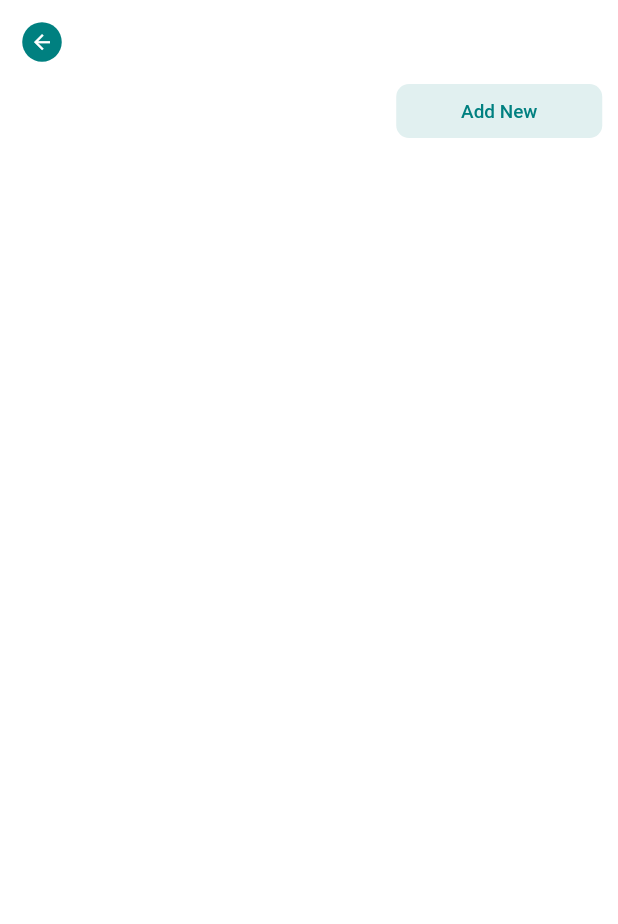
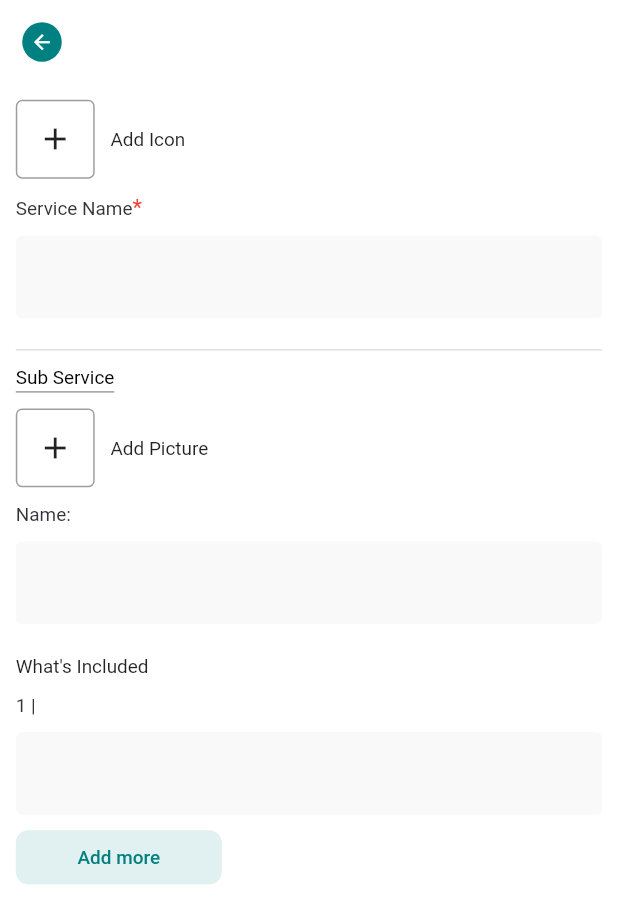
Before and after one commit to Pritom-Shajed/fixify-admin-portal, a Flutter app: the AllServicesPage screen opened by its route, after a tap on "Add New", on a phone screen of 412 x 824 dp. Shown: the top 924 px of the screen. Run offline on Flutter 3.47's test engine with Material 2 defaults, Android fonts, the phone set to English and light mode, and no system bars; our stand-ins replace animated_text_kit, cached_network_image, cloud_firestore, firebase_core, flutter_custom_clippers, flutter_easyloading and 5 more; accounts and stored records are empty.

Commit message:
add services work in progress

```diff
--- /dev/null
+++ b/lib/data/controller/services_controller.dart
@@ -0,0 +1,18 @@
+import 'package:flutter/cupertino.dart';
+import 'package:get/get.dart';
+
+class ServicesController extends GetxController {
+
+
+  final includedTextController = [].obs;
+
+  Future<void> addNewIncludedTextController () async{
+    includedTextController.add(TextEditingController());
+    update();
+  }
+
+  Future<void>  clearIncludedTextController ()async{
+    includedTextController.clear();
+  }
+
+}
--- a/lib/helper/dependencies.dart
+++ b/lib/helper/dependencies.dart
@@ -1,5 +1,6 @@
 import 'package:fixify_admin/data/controller/auth_controller.dart';
 import 'package:fixify_admin/data/controller/home_controller.dart';
+import 'package:fixify_admin/data/controller/services_controller.dart';
 import 'package:get/get.dart';
 import 'package:shared_preferences/shared_preferences.dart';
 
@@ -11,4 +12,5 @@ Future<void> init() async{
 
   Get.lazyPut(() => AuthController(preferences: Get.find(),), fenix: true);
   Get.lazyPut(() => HomeController(preferences: Get.find()), fenix: true);
+  Get.lazyPut(() => ServicesController(), fenix: true);
 }
--- /dev/null
+++ b/lib/pages/home/services/add_service_page.dart
@@ -0,0 +1,115 @@
+import 'package:fixify_admin/data/controller/services_controller.dart';
+import 'package:fixify_admin/utils/app_colors.dart';
+import 'package:fixify_admin/utils/dimensions.dart';
+import 'package:fixify_admin/widgets/buttons/custom_button2.dart';
+import 'package:fixify_admin/widgets/buttons/custom_icon_button.dart';
+import 'package:fixify_admin/widgets/text_fields/custom_text_field.dart';
+import 'package:fixify_admin/widgets/texts/small_text.dart';
+import 'package:fixify_admin/widgets/texts/text_with_underline.dart';
+import 'package:flutter/material.dart';
+import 'package:get/get.dart';
+
+class AddServicePage extends StatefulWidget {
+  const AddServicePage({Key? key}) : super(key: key);
+
+  @override
+  State<AddServicePage> createState() => _AddServicePageState();
+}
+
+class _AddServicePageState extends State<AddServicePage> {
+  int includeCount = 1;
+
+  @override
+  Widget build(BuildContext context) {
+    return Scaffold(
+        backgroundColor: AppColors.whiteColor,
+        appBar: AppBar(
+          leading:
+              CustomIconButton(icon: Icons.arrow_back, onTap: () => Get.back()),
+          backgroundColor: AppColors.whiteColor,
+        ),
+        body: GetBuilder<ServicesController>(builder: (controller) {
+          return SingleChildScrollView(
+            physics: const BouncingScrollPhysics(),
+            child: Padding(
+              padding: EdgeInsets.all(Dimensions.padding10),
+              child: Column(
+                crossAxisAlignment: CrossAxisAlignment.start,
+                children: [
+                  Row(
+                    children: [
+                      Container(
+                        width: Dimensions.height10 * 5,
+                        height: Dimensions.height10 * 5,
+                        decoration: BoxDecoration(
+                          border:
+                              Border.all(color: AppColors.greyColor, width: 1),
+                          borderRadius:
+                              BorderRadius.circular(Dimensions.radius4),
+                        ),
+                        child: const Icon(Icons.add),
+                      ),
+                      SizedBox(
+                        width: Dimensions.width10,
+                      ),
+                      const SmallText(text: 'Add Icon'),
+                    ],
+                  ),
+                  const CustomTextField(titleText: 'Service Name'),
+                  Divider(
+                    thickness: 1,
+                    height: Dimensions.height20,
+                  ),
+                  const TextWithUnderline(text: 'Sub Service'),
+                  SizedBox(
+                    height: Dimensions.height10,
+                  ),
+                  Row(
+                    children: [
+                      Container(
+                        width: Dimensions.height10 * 5,
+                        height: Dimensions.height10 * 5,
+                        decoration: BoxDecoration(
+                          border:
+                              Border.all(color: AppColors.greyColor, width: 1),
+                          borderRadius:
+                              BorderRadius.circular(Dimensions.radius4),
+                        ),
+                        child: const Icon(Icons.add),
+                      ),
+                      SizedBox(
+                        width: Dimensions.width10,
+                      ),
+                      const SmallText(text: 'Add Picture'),
+                    ],
+                  ),
+
+                  const CustomTextField(required: false,titleText: 'Name: '),
+                  SizedBox(
+                    height: Dimensions.height10,
+                  ),
+                  const SmallText(text: 'What\'s Included'),
+                  ListView.builder(
+                      shrinkWrap: true,
+                      physics: const NeverScrollableScrollPhysics(),
+                      itemCount: controller.includedTextController.length,
+                      itemBuilder: (context, index) {
+                        return CustomTextField(
+                          required: false,
+                          titleText: '${index + 1} |',
+                          controller: controller.includedTextController[index],
+                        );
+                      }),
+                  SizedBox(
+                      width: Dimensions.screenWidth / 3,
+                      child: CustomButton2(
+                          text: 'Add more',
+                          onTap: () =>
+                              controller.addNewIncludedTextController()))
+                ],
+              ),
+            ),
+          );
+        }));
+  }
+}
--- a/lib/pages/home/all_services_page.dart
+++ b/lib/pages/home/services/all_services_page.dart
@@ -1,4 +1,6 @@
 import 'package:fixify_admin/data/controller/home_controller.dart';
+import 'package:fixify_admin/data/controller/services_controller.dart';
+import 'package:fixify_admin/routes/route_helper.dart';
 import 'package:fixify_admin/utils/app_colors.dart';
 import 'package:fixify_admin/utils/dimensions.dart';
 import 'package:fixify_admin/widgets/buttons/custom_button2.dart';
@@ -21,23 +23,40 @@ class AllServicesPage extends StatelessWidget {
         backgroundColor: AppColors.whiteColor,
       ),
       body: Padding(
-        padding: EdgeInsets.symmetric(horizontal: Dimensions.width10*1),
+        padding: EdgeInsets.symmetric(horizontal: Dimensions.width10 * 1),
         child: Column(
           children: [
             Align(
                 alignment: Alignment.topRight,
                 child: SizedBox(
-                    width: Dimensions.screenWidth/3,
-                    child: CustomButton2(text: 'Add New', onTap: () {}))),
-            SizedBox(height: Dimensions.height10,),
+                    width: Dimensions.screenWidth / 3,
+                    child: CustomButton2(
+                        text: 'Add New',
+                        onTap: () {
+                          Get.find<ServicesController>()
+                              .clearIncludedTextController()
+                              .whenComplete(() => Get.find<ServicesController>()
+                                  .addNewIncludedTextController()
+                                  .whenComplete(() => Get.toNamed(
+                                      RouteHelper.getAddServicePage())));
+                        }))),
+            SizedBox(
+              height: Dimensions.height10,
+            ),
             ListView.separated(
                 physics: const BouncingScrollPhysics(),
-                separatorBuilder: (context, index) => SizedBox(height: Dimensions.height10,),
+                separatorBuilder: (context, index) => SizedBox(
+                      height: Dimensions.height10,
+                    ),
                 itemCount: allServices.length,
                 shrinkWrap: true,
                 itemBuilder: (context, index) {
                   var data = allServices[index];
-                  return ServicesCard(onTap: (){},iconUrl: data.icon!, name: data.name!);
+                  return ServicesCard(
+                      onTap: () => Get.toNamed(
+                          RouteHelper.getSubServicePage(uid: data.uid!)),
+                      iconUrl: data.icon!,
+                      name: data.name!);
                 })
           ],
         ),
--- a/lib/routes/route_helper.dart
+++ b/lib/routes/route_helper.dart
@@ -1,41 +1,102 @@
 import 'package:fixify_admin/pages/auth/authentication_page.dart';
-import 'package:fixify_admin/pages/home/all_customer_page.dart';
-import 'package:fixify_admin/pages/home/all_services_page.dart';
-import 'package:fixify_admin/pages/home/all_technician_page.dart';
+import 'package:fixify_admin/pages/home/customers/all_customer_page.dart';
+import 'package:fixify_admin/pages/home/services/add_service_page.dart';
+import 'package:fixify_admin/pages/home/services/all_services_page.dart';
+import 'package:fixify_admin/pages/home/services/service_details_page.dart';
+import 'package:fixify_admin/pages/home/services/sub_service_page.dart';
+import 'package:fixify_admin/pages/home/technicians/all_technician_page.dart';
 import 'package:fixify_admin/pages/home/home_page.dart';
 import 'package:fixify_admin/pages/splashscreen/splashscreen_page.dart';
 import 'package:get/get.dart';
 
 class RouteHelper {
-
   //Initial
   static String splashScreen = '/splash-screen';
-  static String getSplashScreen () => splashScreen;
+
+  static String getSplashScreen() => splashScreen;
 
   //Home
   static String homePage = '/home-page';
+
   static String getHomePage() => homePage;
-  static String allServicesPage ='/all-services-page';
-  static String getAllServicesPage () => allServicesPage;
-  static String allTechnicianPage ='/all-technician-page';
-  static String getAllTechnicianPage () => allTechnicianPage;
-  static String allCustomerPage ='/all-customer-page';
-  static String getAllCustomerPage () => allCustomerPage;
+  static String allServicesPage = '/all-services-page';
+
+  static String getAllServicesPage() => allServicesPage;
+  static String allTechnicianPage = '/all-technicians-page';
+
+  static String getAllTechnicianPage() => allTechnicianPage;
+  static String allCustomerPage = '/all-customer-page';
+
+  static String getAllCustomerPage() => allCustomerPage;
+
+  static String serviceDetailsPage = '/service-details-page';
+
+  static String getServiceDetailsPage(
+          {required String uid, required String index}) =>
+      '$serviceDetailsPage?uid=$uid&index=$index';
+
+  static String subServicePage = '/sub-service-page';
+
+  static String getSubServicePage({required String uid}) =>
+      '$subServicePage?uid=$uid';
+
+  static String addServicePage = '/add-service-page';
+
+  static String getAddServicePage() => addServicePage;
 
   //Auth
   static String authPage = '/auth-page';
+
   static String getAuthPage() => authPage;
 
-
-
   static List<GetPage> routes = [
-    GetPage(name: splashScreen, transition: Transition.cupertino, page: ()=> const SplashScreen()),
-    GetPage(name: authPage, transition: Transition.cupertino, page: ()=> const AuthPage()),
-    GetPage(name: homePage, transition: Transition.cupertino, page: ()=> const HomePage()),
-    GetPage(name: allServicesPage, transition: Transition.cupertino, page: ()=> const AllServicesPage()),
-    GetPage(name: allTechnicianPage, transition: Transition.cupertino, page: ()=> const AllTechnicianPage()),
-    GetPage(name: allCustomerPage, transition: Transition.cupertino, page: ()=> const AllCustomerPage()),
-
+    GetPage(
+        name: splashScreen,
+        transition: Transition.cupertino,
+        page: () => const SplashScreen()),
+    GetPage(
+        name: authPage,
+        transition: Transition.cupertino,
+        page: () => const AuthPage()),
+    GetPage(
+        name: homePage,
+        transition: Transition.cupertino,
+        page: () => const HomePage()),
+    GetPage(
+        name: allServicesPage,
+        transition: Transition.cupertino,
+        page: () => const AllServicesPage()),
+    GetPage(
+        name: allTechnicianPage,
+        transition: Transition.cupertino,
+        page: () => const AllTechnicianPage()),
+    GetPage(
+        name: allCustomerPage,
+        transition: Transition.cupertino,
+        page: () => const AllCustomerPage()),
+    GetPage(
+        name: subServicePage,
+        transition: Transition.cupertino,
+        page: () {
+          var uid = Get.parameters['uid']!;
+          return SubServicePage(
+            uid: uid,
+          );
+        }),
+    GetPage(
+        name: serviceDetailsPage,
+        transition: Transition.cupertino,
+        page: () {
+          var uid = Get.parameters['uid']!;
+          var index = Get.parameters['index']!;
+          return ServiceDetailPage(
+            uid: uid,
+            index: int.parse(index),
+          );
+        }),
+    GetPage(
+        name: addServicePage,
+        transition: Transition.cupertino,
+        page: () => const AddServicePage()),
   ];
-
 }
```
Also changed, not shown: lib/pages/home/services/service_details_page.dart (added, +102 -0 lines), lib/pages/home/services/sub_service_page.dart (added, +104 -0 lines), lib/widgets/text_fields/custom_text_field2.dart (added, +64 -0 lines), lib/pages/home/customers/all_customer_page.dart (renamed from lib/pages/home/all_customer_page.dart), lib/pages/home/technicians/all_technician_page.dart (renamed from lib/pages/home/all_technician_page.dart), 3 other files.
